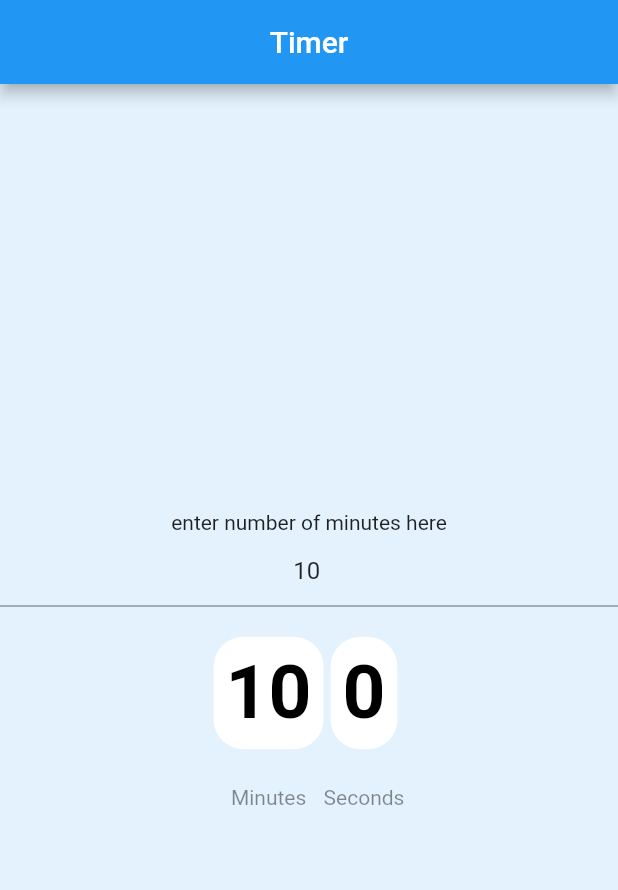
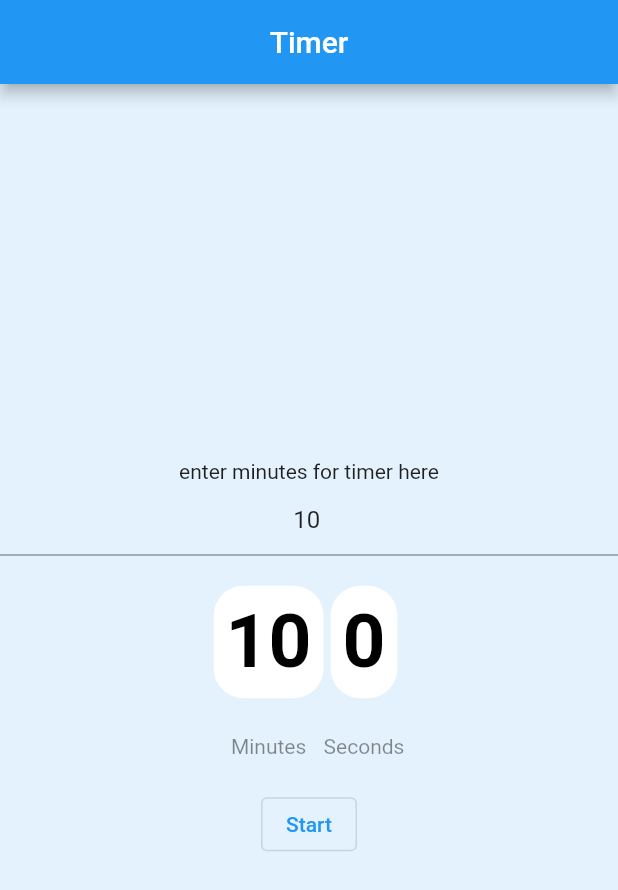
Before and after one commit to deaf-glassmakers/Aion, a Flutter app: the screen it shows after launch, on a phone screen of 412 x 824 dp. Shown: the top 890 px of the screen. Run offline on Flutter 3.47's test engine with Material 2 defaults, Android fonts, the phone set to English and light mode, and no system bars; missing offline and left inert: dart:html.

Commit message:
ADD: working code for timer and full logic

```diff
--- a/aion/lib/main.dart
+++ b/aion/lib/main.dart
@@ -1,6 +1,7 @@
 import 'dart:async';
 import 'dart:html';
 import 'dart:ui';
+import 'dart:convert';
 
 import 'package:flutter/material.dart';
 import 'package:flutter/services.dart';
@@ -39,11 +40,13 @@ class SetTimer extends StatefulWidget {
 class _SetTimerState extends State<SetTimer> {
   static const int timer_minutes = 10;
   static const timer_duration = Duration(minutes: timer_minutes);
+  final timerValueController = TextEditingController(text: timer_minutes.toString());
   Duration duration = Duration(minutes: timer_minutes);
   Duration second_duration = Duration(seconds: 1);
   final stopwatch = Stopwatch();
   bool started = false;
   bool setup = true;
+  bool stopped = true;
   Timer? timer;
   @override
   Widget build(BuildContext context) {
@@ -62,18 +65,18 @@ class _SetTimerState extends State<SetTimer> {
             crossAxisAlignment: CrossAxisAlignment.center,
             children: <Widget>[
               setup? const Text(
-                "enter number of minutes here",
+                "enter minutes for timer here",
                 textAlign: TextAlign.center,
               ) : const Text(
-                  "running",
+                  "change number of minutes here",
                   textAlign: TextAlign.center,
               ),
               Center(
               child: TextFormField(
               textAlign: TextAlign.center,
               // initialValue: timer_minutes.toString(),
-              initialValue: timer_minutes.toString(),
               keyboardType: TextInputType.number,
+              controller: timerValueController,
               inputFormatters: [
                 FilteringTextInputFormatter.digitsOnly
               ],
@@ -124,15 +127,63 @@ class _SetTimerState extends State<SetTimer> {
           )
         ),
         const SizedBox(height: 24,),
-        Text(header,style: const TextStyle(color: Colors.black45)),
+        Padding(
+          padding: const EdgeInsets.only(bottom: 20.0),
+          child: Text(header,style: const TextStyle(color: Colors.black45)),
+        )
       ],
     );
   }
 
   Widget buildButtons(){
-    return Column(
-
-    );
+    return
+      setup ?
+      Center(
+        child:OutlinedButton(
+          child: Text(
+              "Start"
+          ),
+          onPressed: (){
+            start_timer();
+          },
+        )
+      )
+          :
+          started ?
+      Row(
+        mainAxisAlignment: MainAxisAlignment.center,
+        children: [OutlinedButton(
+          child: Text(
+              "Pause"
+          ),
+          onPressed: (){
+            stop_timer();
+          },
+        ),
+        ]
+      )
+    :
+    Row(
+        mainAxisAlignment: MainAxisAlignment.center,
+        children: [
+          OutlinedButton(
+            child: Text(
+              "reset"
+            ),
+            onPressed: (){
+              timer_reset();
+            },
+          ),
+          OutlinedButton(
+            child: Text(
+                "continue"
+            ),
+            onPressed: (){
+              start_timer();
+            },
+          ),
+        ]
+      );
 
   }
 
@@ -147,14 +198,12 @@ class _SetTimerState extends State<SetTimer> {
     // resets the timer to initial state or the current value based on a flag
     if (setup) {
       setState(() {
-        duration = timer_duration;
+        // print(timerValueController.text.toString());
+        duration = Duration(minutes: int.parse(timerValueController.text.toString()));
       });
     }
-    else if(!started){
-      setState(() => duration = Duration());
-    }
     else {
-      setState(() => duration = timer_duration);
+      setState(() => duration = Duration(minutes: int.parse(timerValueController.text.toString())));
     }
     setState(() {
       setup = true;
@@ -165,15 +214,21 @@ class _SetTimerState extends State<SetTimer> {
     timer = Timer.periodic(second_duration, (timer) => { add_time() });
     setState(() {
       setup = false;
+      started = true;
+      stopped = true;
     });
   }
 
   void add_time(){
-    final addseconds = started? 1 : -1;
+    final addseconds = started? -1 : 1;
     setState(() {
       final seconds = duration.inSeconds + addseconds;
       if ( seconds < 0 ){
         timer?.cancel();
+        setState(() {
+          stopped = false;
+          started = true;
+        });
       }
       else{
         duration = Duration(seconds: seconds);
@@ -184,6 +239,10 @@ class _SetTimerState extends State<SetTimer> {
 
   void stop_timer(){
     timer?.cancel();
+    setState(() {
+      stopped = true;
+      started = false;
+    });
   }
 
 }
```
